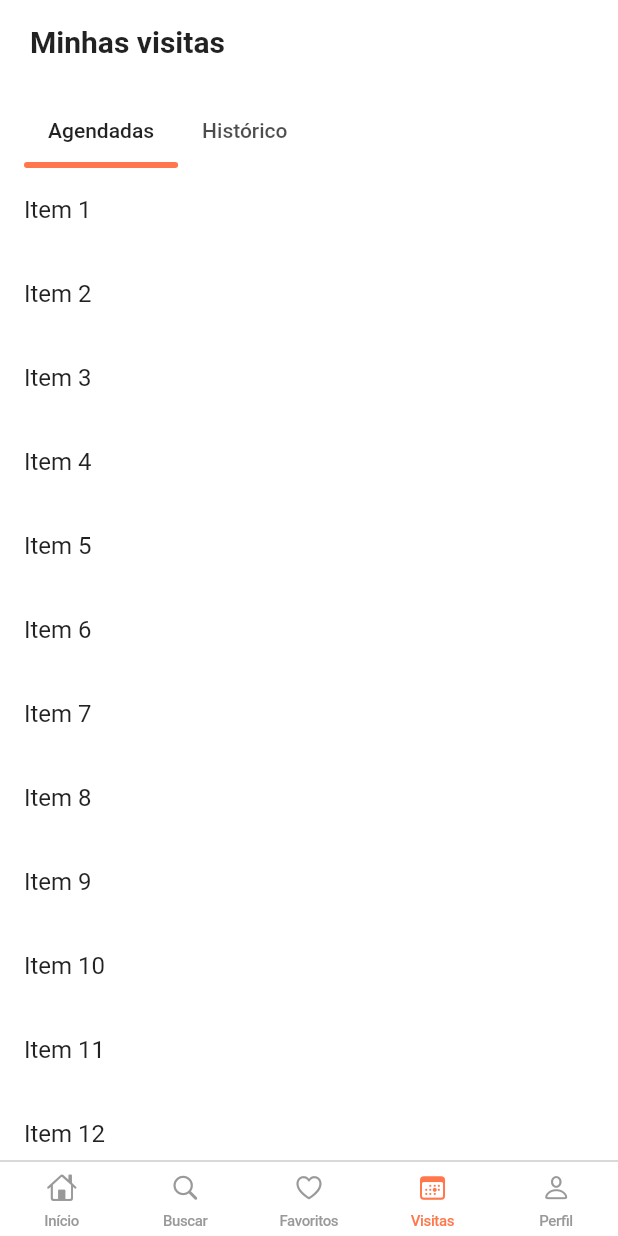
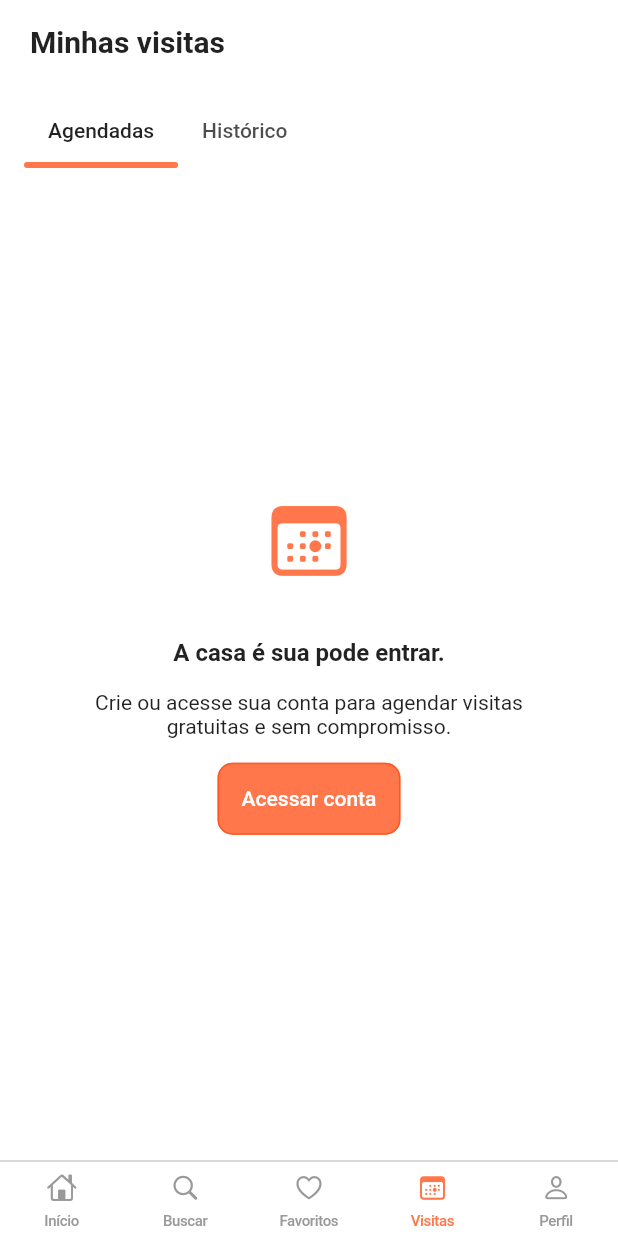
Before and after one commit to caiomourasud/loft, a Flutter app: the screen it shows after launch, item 4 of the bottom bar chosen, on a phone screen of 412 x 824 dp. Run offline on Flutter 3.47's test engine with Material 2 defaults, Android fonts, the phone set to English and light mode, and no system bars; our stand-ins replace flutter_svg; network calls fail.

Commit message:
Creating Visits Placeholder

```diff
--- a/lib/app/components/loft-apartment-carousel/loft_image_carousel.dart
+++ b/lib/app/components/loft-apartment-carousel/loft_image_carousel.dart
@@ -43,7 +43,7 @@ class _LoftImageCarouselState extends State<LoftImageCarousel> {
                 });
               },
               children: widget.images
-                  .map((picture) => Image.network(picture, fit: BoxFit.fill))
+                  .map((picture) => Image.network(picture, fit: BoxFit.cover))
                   .toList(),
             ),
             Row(
--- a/lib/app/components/loft_button.dart
+++ b/lib/app/components/loft_button.dart
@@ -1,21 +1,31 @@
 import 'package:flutter/material.dart';
+
+enum LoftButtonSize {
+  small,
+  large,
+}
 
 class LoftButton extends StatelessWidget {
   const LoftButton({
     required this.label,
     this.onPressed,
+    this.loftButtonSize = LoftButtonSize.large,
     super.key,
   });
 
   final String label;
   final Function()? onPressed;
+  final LoftButtonSize loftButtonSize;
+
+  double get paddingSize => loftButtonSize == LoftButtonSize.large ? 16.0 : 8.0;
 
   @override
   Widget build(BuildContext context) {
     return ElevatedButton(
       style: ButtonStyle(
         padding: MaterialStateProperty.all<EdgeInsets?>(
-            const EdgeInsets.symmetric(horizontal: 16.0, vertical: 16.0)),
+          EdgeInsets.symmetric(horizontal: 16.0, vertical: paddingSize),
+        ),
         elevation: MaterialStateProperty.all(0.0),
         shape: MaterialStateProperty.all<RoundedRectangleBorder>(
           RoundedRectangleBorder(
--- a/lib/app/components/loft_outlined_button.dart
+++ b/lib/app/components/loft_outlined_button.dart
@@ -1,14 +1,19 @@
 import 'package:flutter/material.dart';
+import 'package:loft/app/components/loft_button.dart';
 
 class LoftOutlinedButton extends StatelessWidget {
   const LoftOutlinedButton({
     required this.label,
     this.onPressed,
+    this.loftButtonSize = LoftButtonSize.large,
     super.key,
   });
 
   final String label;
   final Function()? onPressed;
+  final LoftButtonSize loftButtonSize;
+
+  double get paddingSize => loftButtonSize == LoftButtonSize.large ? 16.0 : 8.0;
 
   @override
   Widget build(BuildContext context) {
@@ -17,7 +22,7 @@ class LoftOutlinedButton extends StatelessWidget {
         outlinedButtonTheme: OutlinedButtonThemeData(
           style: ButtonStyle(
             padding: MaterialStateProperty.all(
-              const EdgeInsets.symmetric(horizontal: 16.0, vertical: 16.0),
+              EdgeInsets.symmetric(horizontal: 16.0, vertical: paddingSize),
             ),
             shape: MaterialStateProperty.all(
               RoundedRectangleBorder(
--- a/lib/app/pages/home/home_page.dart
+++ b/lib/app/pages/home/home_page.dart
@@ -23,9 +23,9 @@ class _HomePageState extends State<HomePage> {
     Apartment(
       id: 1,
       pictures: [
-        'https://smartcitylocating.com/wp-content/uploads/2017/08/20988599_2031229817123532_3881499183829065550_o-300x200.jpg',
-        'https://smartcitylocating.com/wp-content/uploads/2017/08/20746161_2026944417552072_6515591820613784608_o.jpg',
-        'https://smartcitylocating.com/wp-content/uploads/2017/08/20785783_2028811394032041_394852809457363598_o-300x200.jpg',
+        'https://resizedimgs.zapimoveis.com.br/fit-in/800x360/named.images.sp/b09ad4651460a70ddd59cdaa04ea8f77/apartamento-com-4-quartos-para-alugar-108m-no-parque-amazonia-goiania.jpg',
+        'https://resizedimgs.zapimoveis.com.br/fit-in/800x360/named.images.sp/164946e92da5c8fcc235cc8c0b343d1c/apartamento-com-4-quartos-para-alugar-108m-no-parque-amazonia-goiania.jpg',
+        'https://resizedimgs.zapimoveis.com.br/fit-in/800x360/named.images.sp/bae10e2bd4a4a9ea9ffeb50b56f96cc1/apartamento-com-4-quartos-para-alugar-108m-no-parque-amazonia-goiania.jpg',
       ],
       type: 1,
       price: 145.000,
@@ -147,6 +147,7 @@ class _HomePageState extends State<HomePage> {
                   const SizedBox(height: 32.0),
                   LoftOutlinedButton(
                     label: 'Anunciar meu imóvel',
+                    loftButtonSize: LoftButtonSize.small,
                     onPressed: () {},
                   ),
                   const SizedBox(height: 16.0),
--- a/lib/app/pages/visits/visits_page.dart
+++ b/lib/app/pages/visits/visits_page.dart
@@ -1,4 +1,6 @@
+import 'package:flutter/cupertino.dart';
 import 'package:flutter/material.dart';
+import 'package:loft/app/components/loft_button.dart';
 import 'package:loft/app/components/loft_tab_bar_indicator.dart';
 import 'package:loft/app/pages/loft_page.dart';
 import 'package:loft/app/themes/loft_theme.dart';
@@ -28,6 +30,7 @@ class _VisitsPageState extends State<VisitsPage> with TickerProviderStateMixin {
   @override
   Widget build(BuildContext context) {
     return LoftPage.withTitle(
+        shrinkWrap: true,
         title: 'Minhas visitas',
         appBarBottom: PreferredSize(
             preferredSize: const Size.fromHeight(kToolbarHeight),
@@ -50,11 +53,41 @@ class _VisitsPageState extends State<VisitsPage> with TickerProviderStateMixin {
                     ),
                   ],
                 ))),
-      children: list
-          .map((e) => ListTile(
-                title: Text(e),
-              ))
-          .toList(),
-    );
+        children: [
+          Center(
+            child: Padding(
+              padding: const EdgeInsets.symmetric(horizontal: 48.0),
+              child: Column(
+                mainAxisSize: MainAxisSize.max,
+                children: [
+                  Icon(
+                    CupertinoIcons.calendar_today,
+                    color: LoftTheme.colorCustom,
+                    size: 60.0,
+                  ),
+                  const SizedBox(height: 36.0),
+                  Text(
+                    'A casa é sua pode entrar.',
+                    textAlign: TextAlign.center,
+                    style: Theme.of(context).textTheme.titleMedium?.copyWith(
+                          fontWeight: FontWeight.bold,
+                        ),
+                  ),
+                  const SizedBox(height: 16.0),
+                  Text(
+                    'Crie ou acesse sua conta para agendar visitas gratuitas e sem compromisso.',
+                    textAlign: TextAlign.center,
+                    style: Theme.of(context).textTheme.bodyMedium,
+                  ),
+                  const SizedBox(height: 16.0),
+                  LoftButton(
+                    label: 'Acessar conta',
+                    onPressed: () {},
+                  ),
+                ],
+              ),
+            ),
+          ),
+        ]);
   }
 }
```
Lines whose indentation alone changed are shown as unchanged.
